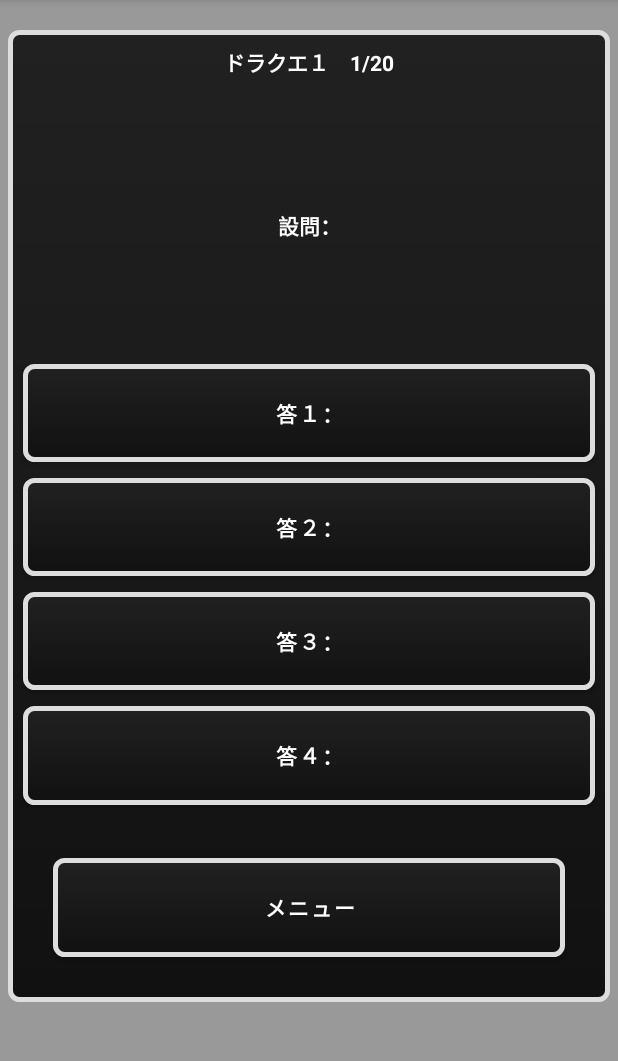
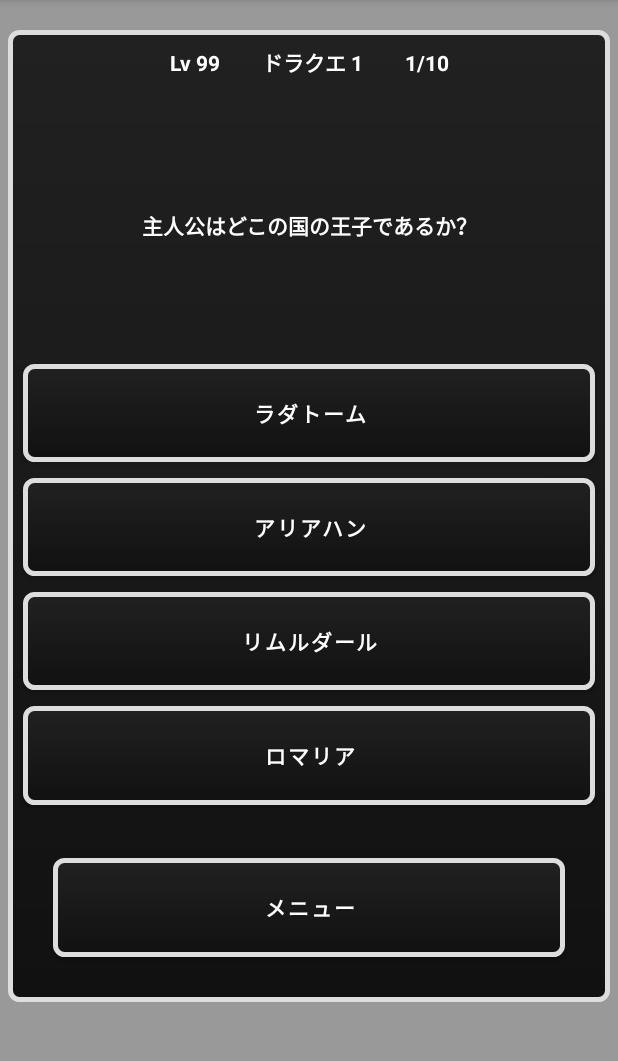
Before and after one commit to tfs-apps-one/DragonQuestQuiz, an Android app: the screen it shows after launch (MainActivity), after a tap on "ドラクエ１", on a phone screen of 412 x 824 dp, the part 84-1145 px from its top. Run offline under Robolectric (Android 15) with nearby library versions, the phone set to English and light mode, and no system bars.

Commit message:
サブ画面表示処理の追加

```diff
--- a/app/src/main/java/tfsapps/dragonquestquiz/MainActivity.java
+++ b/app/src/main/java/tfsapps/dragonquestquiz/MainActivity.java
@@ -9,7 +9,11 @@ import android.content.ContentValues;
 import android.content.Context;
 import android.database.Cursor;
 import android.database.sqlite.SQLiteDatabase;
+import android.widget.Button;
+import android.widget.TextView;
 import android.widget.Toast;
+
+import org.w3c.dom.Text;
 
 public class MainActivity extends AppCompatActivity {
 
@@ -32,7 +36,9 @@ public class MainActivity extends AppCompatActivity {
 //        setContentView(R.layout.activity_main);
         setScreenMain();
     }
-
+    /***********************************************
+        画面表示処理（メイン画面）
+    ***********************************************/
     /* メイン画面へ移動 */
     private void setScreenMain(){
         setContentView(R.layout.activity_main);
@@ -49,10 +55,41 @@ public class MainActivity extends AppCompatActivity {
 */
     }
 
+    /***********************************************
+        画面表示処理（サブ画面）
+    ***********************************************/
+    private void screenSubDisplay(){
+
+        /* ランダムな取得処理 */
+        ListData dispmsg;
+        dispmsg = csvreader.objects.get(1);
+
+        //ステータス
+        TextView status = (TextView) findViewById(R.id.text_status);
+        status.setText("Lv "+99+"　　ドラクエ "+dispmsg.getSeries()+"　　1/10");
+        //設問
+        TextView question = (TextView) findViewById(R.id.text_question);
+        question.setText(dispmsg.getQuestion());
+        //解答１
+        Button answer1 = (Button) findViewById(R.id.btn_answer1);
+        answer1.setText(dispmsg.getAnswer1());
+        //解答２
+        Button answer2 = (Button) findViewById(R.id.btn_answer2);
+        answer2.setText(dispmsg.getAnswer2());
+        //解答３
+        Button answer3 = (Button) findViewById(R.id.btn_answer3);
+        answer3.setText(dispmsg.getAnswer3());
+        //解答４
+        Button answer4 = (Button) findViewById(R.id.btn_answer4);
+        answer4.setText(dispmsg.getAnswer4());
+
+    }
 
     /* サブ画面へ移動 */
     private void setScreenSub(){
         setContentView(R.layout.activity_sub);
+
+        screenSubDisplay();
 /*
         Button returnButton = findViewById(R.id.return_button);
 //        returnButton.setOnClickListener(new View.OnClickListener() {
@@ -68,8 +105,8 @@ public class MainActivity extends AppCompatActivity {
     }
 
     /***********************************************
-     各種ボタン処理（メイン画面）
-     ********************************************* */
+        各種ボタン処理（メイン画面）
+    ***********************************************/
     // ドラクエ１のクイズへ
     public void onQuiz1(View view){
         setScreenSub();
@@ -84,8 +121,8 @@ public class MainActivity extends AppCompatActivity {
     }
 
     /***********************************************
-     各種ボタン処理（サブ画面）
-     ********************************************* */
+        各種ボタン処理（サブ画面）
+    ***********************************************/
     // 答１の解答
     public void onAnswer1(View view){
         setScreenMain();
@@ -108,7 +145,7 @@ public class MainActivity extends AppCompatActivity {
     }
 
 
-    /* **************************************************
+    /***************************************************
         各種OS上の動作定義
     ****************************************************/
     @Override
@@ -126,9 +163,11 @@ public class MainActivity extends AppCompatActivity {
         csvreader.reader(getApplicationContext());
 
         //読込サンプル
+        /*  ランダムクラスでロードしてデータ抽出を行う
         ListData sample;
         sample = csvreader.objects.get(1);
         Toast.makeText(this, ""+sample.getQuestion(), Toast.LENGTH_SHORT).show();
+        */
 
         //音声初期化
         /*
@@ -170,7 +209,7 @@ public class MainActivity extends AppCompatActivity {
          */
     }
 
-    /* **************************************************
+    /***************************************************
         DB初期ロードおよび設定
     ****************************************************/
     public void AppDBInitRoad() {
@@ -246,7 +285,7 @@ public class MainActivity extends AppCompatActivity {
         }
     }
 
-    /* **************************************************
+    /***************************************************
         DB更新
     ****************************************************/
     public void AppDBUpdated() {
--- a/app/src/main/res/layout/activity_sub.xml
+++ b/app/src/main/res/layout/activity_sub.xml
@@ -88,7 +88,7 @@
             android:textStyle="bold"
             />
         <Button
-            android:id="@+id/text_answer2"
+            android:id="@+id/btn_answer2"
             android:layout_width="match_parent"
             android:layout_height="0dp"
             android:layout_weight="2"
@@ -105,7 +105,7 @@
             android:textStyle="bold"
             />
         <Button
-            android:id="@+id/text_answer3"
+            android:id="@+id/btn_answer3"
             android:layout_width="match_parent"
             android:layout_height="0dp"
             android:layout_weight="2"
@@ -123,7 +123,7 @@
             />
 
         <Button
-            android:id="@+id/text_answer4"
+            android:id="@+id/btn_answer4"
             android:layout_width="match_parent"
             android:layout_height="0dp"
             android:layout_weight="2"
@@ -141,7 +141,7 @@
             />
 
         <Button
-            android:id="@+id/text_menu"
+            android:id="@+id/btn_menu"
             android:layout_width="match_parent"
             android:layout_height="0dp"
             android:layout_weight="2"
```
